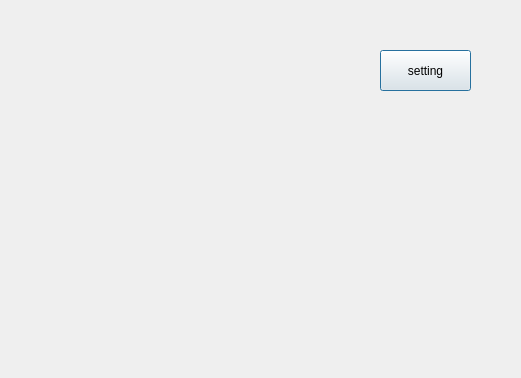
First picture: the form in Models/M_main.ui, repository liudongjie269/spider-of-news, before the edit.
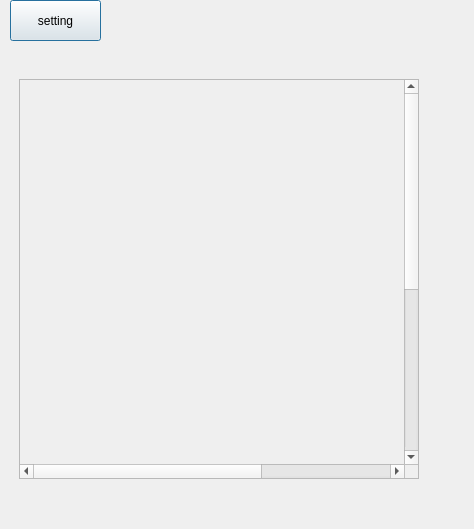
Second picture: the form after the edit.

Diff of the .ui file:
```diff
--- a/Models/M_main.ui
+++ b/Models/M_main.ui
@@ -6,29 +6,24 @@
    <rect>
     <x>0</x>
     <y>0</y>
-    <width>521</width>
-    <height>378</height>
+    <width>474</width>
+    <height>529</height>
    </rect>
   </property>
+  <property name="maximumSize">
+   <size>
+    <width>16777215</width>
+    <height>16777215</height>
+   </size>
+  </property>
   <property name="windowTitle">
    <string>Dialog</string>
   </property>
-  <widget class="QWidget" name="verticalLayoutWidget">
-   <property name="geometry">
-    <rect>
-     <x>20</x>
-     <y>150</y>
-     <width>481</width>
-     <height>201</height>
-    </rect>
-   </property>
-   <layout class="QVBoxLayout" name="verticalLayout"/>
-  </widget>
   <widget class="QPushButton" name="pushButton">
    <property name="geometry">
     <rect>
-     <x>380</x>
-     <y>50</y>
+     <x>10</x>
+     <y>0</y>
      <width>91</width>
      <height>41</height>
     </rect>
@@ -37,6 +32,61 @@
     <string>setting</string>
    </property>
   </widget>
+  <widget class="QScrollArea" name="scrollArea">
+   <property name="geometry">
+    <rect>
+     <x>19</x>
+     <y>79</y>
+     <width>400</width>
+     <height>400</height>
+    </rect>
+   </property>
+   <property name="autoFillBackground">
+    <bool>true</bool>
+   </property>
+   <property name="verticalScrollBarPolicy">
+    <enum>Qt::ScrollBarAlwaysOn</enum>
+   </property>
+   <property name="horizontalScrollBarPolicy">
+    <enum>Qt::ScrollBarAlwaysOn</enum>
+   </property>
+   <property name="widgetResizable">
+    <bool>true</bool>
+   </property>
+   <widget class="QWidget" name="scrollAreaWidgetContents">
+    <property name="geometry">
+     <rect>
+      <x>-2</x>
+      <y>0</y>
+      <width>600</width>
+      <height>700</height>
+     </rect>
+    </property>
+    <property name="minimumSize">
+     <size>
+      <width>600</width>
+      <height>700</height>
+     </size>
+    </property>
+    <property name="maximumSize">
+     <size>
+      <width>16777212</width>
+      <height>16777215</height>
+     </size>
+    </property>
+    <widget class="QWidget" name="gridLayoutWidget">
+     <property name="geometry">
+      <rect>
+       <x>29</x>
+       <y>60</y>
+       <width>351</width>
+       <height>301</height>
+      </rect>
+     </property>
+     <layout class="QGridLayout" name="gridLayout"/>
+    </widget>
+   </widget>
+  </widget>
  </widget>
  <resources/>
  <connections/>
```
